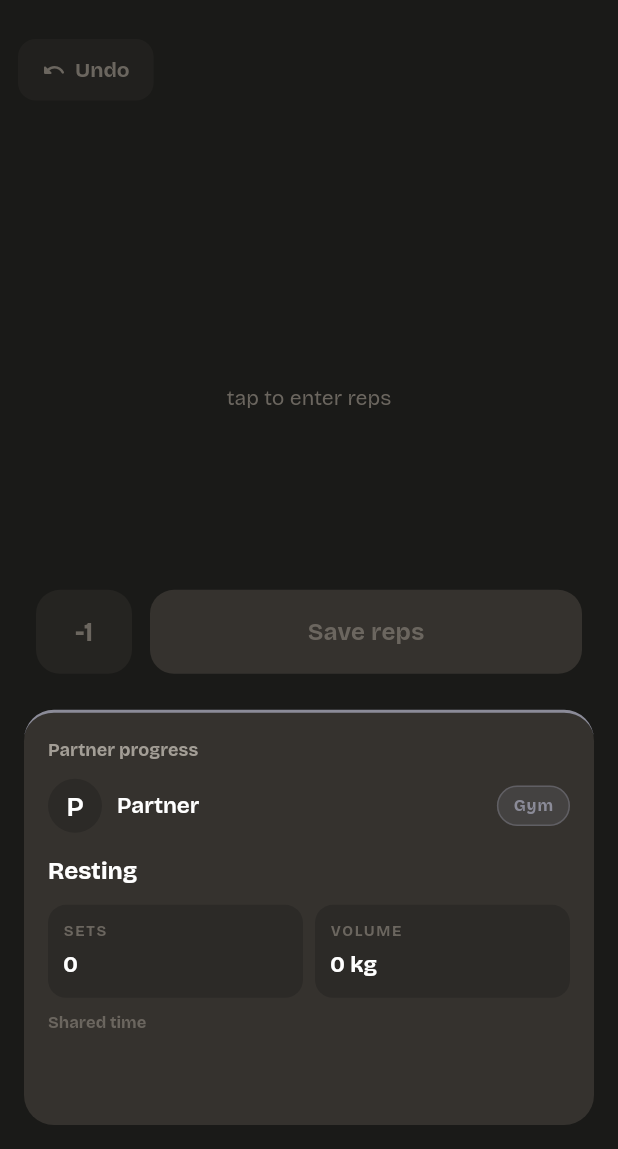
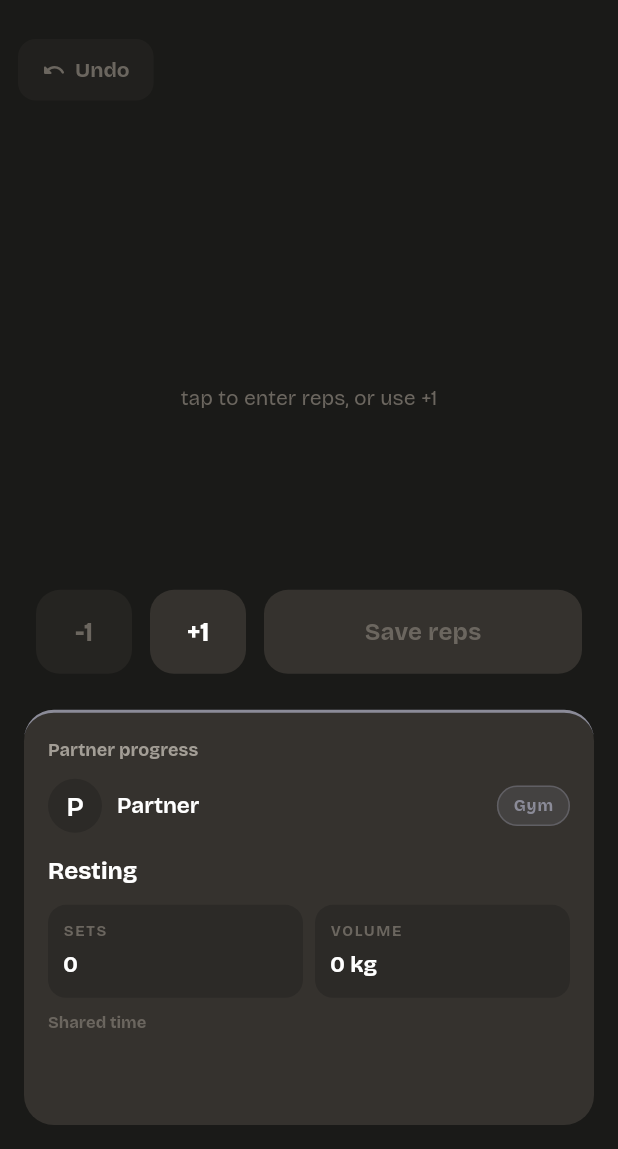
Before and after one commit to a-3isa/zyntro_flutter, a Flutter app: the SessionRoomPage screen opened directly with empty values, after a tap on "START SET", after a tap on "DONE — COUNT REPS", on a phone screen of 412 x 824 dp, the part 87-1236 px from its top. Run offline on Flutter 3.47's test engine with Material 3 defaults, Android fonts, the phone set to English and light mode, and no system bars; our stand-ins replace audioplayers, cached_network_image, cloud_firestore, confetti, connectivity_plus, firebase_analytics and 20 more; missing offline and left inert: firebase_app_check, flutter_facebook_auth, profanity_filter, record; accounts and stored records are empty; statements that could not run were skipped.

Commit message:
fix(a11y): add discrete +1 control on the rep counter
Give motor and screen-reader users labeled +1/-1 buttons so counting no longer depends only on tap-anywhere.

Co-authored-by: Cursor <cursoragent@cursor.com>

```diff
--- a/lib/features/session/presentation/widgets/rep_counter_screen.dart
+++ b/lib/features/session/presentation/widgets/rep_counter_screen.dart
@@ -86,6 +86,10 @@ class _RepCounterScreenState extends State<RepCounterScreen>
               behavior: HitTestBehavior.opaque,
               onTap: _handleTap,
               child: Center(
+                child: Semantics(
+                  liveRegion: true,
+                  label: 'Rep count',
+                  value: '$_repCount reps',
                   child: Column(
                   mainAxisSize: MainAxisSize.min,
                   children: <Widget>[
@@ -116,7 +120,7 @@ class _RepCounterScreenState extends State<RepCounterScreen>
                     if (_repCount == 0) ...<Widget>[
                       const SizedBox(height: 12),
                       Text(
-                        'tap to enter reps',
+                        'tap to enter reps, or use +1',
                         style: TextStyle(
                           color: AppColors.textV2Tertiary,
                           fontSize: 14,
@@ -144,6 +148,7 @@ class _RepCounterScreenState extends State<RepCounterScreen>
                       ),
                     ],
                   ],
+                ),
                 ),
               ),
             ),
@@ -202,6 +207,10 @@ class _RepCounterScreenState extends State<RepCounterScreen>
                   SizedBox(
                     width: 64,
                     height: 56,
+                    child: Semantics(
+                      button: true,
+                      label: 'Decrease reps by one',
+                      enabled: _repCount > 0,
                       child: FilledButton(
                         onPressed: _repCount > 0 ? _undo : null,
                         style: FilledButton.styleFrom(
@@ -223,12 +232,46 @@ class _RepCounterScreenState extends State<RepCounterScreen>
                         ),
                       ),
                     ),
+                  ),
+                  const SizedBox(width: 12),
+                  SizedBox(
+                    width: 64,
+                    height: 56,
+                    child: Semantics(
+                      button: true,
+                      label: 'Increase reps by one',
+                      child: FilledButton(
+                        onPressed: _handleTap,
+                        style: FilledButton.styleFrom(
+                          backgroundColor: AppColors.surfaceV2Elevated,
+                          foregroundColor: AppColors.textV2Primary,
+                          shape: RoundedRectangleBorder(
+                            borderRadius: BorderRadius.circular(16),
+                          ),
+                        ),
+                        child: const Text(
+                          '+1',
+                          style: TextStyle(
+                            fontSize: 18,
+                            fontWeight: FontWeight.w700,
+                          ),
+                        ),
+                      ),
+                    ),
+                  ),
                   const SizedBox(width: 12),
                   Expanded(
                     child: SizedBox(
                       height: 56,
+                      child: Semantics(
+                        button: true,
+                        label: canFinish
+                            ? 'Save $_repCount reps'
+                            : 'Save reps disabled until count is at least one',
+                        enabled: canFinish,
                         child: FilledButton(
-                        onPressed: canFinish ? () => widget.onDone(_repCount) : null,
+                          onPressed:
+                              canFinish ? () => widget.onDone(_repCount) : null,
                           style: FilledButton.styleFrom(
                             backgroundColor: AppColors.signal,
                             disabledBackgroundColor: AppColors.surfaceV2Elevated,
@@ -245,6 +288,7 @@ class _RepCounterScreenState extends State<RepCounterScreen>
                             style: const TextStyle(
                               fontSize: 16,
                               fontWeight: FontWeight.w700,
+                            ),
                           ),
                         ),
                       ),
```
Also changed, not shown: 1 other file. Lines whose indentation alone changed are shown as unchanged.
